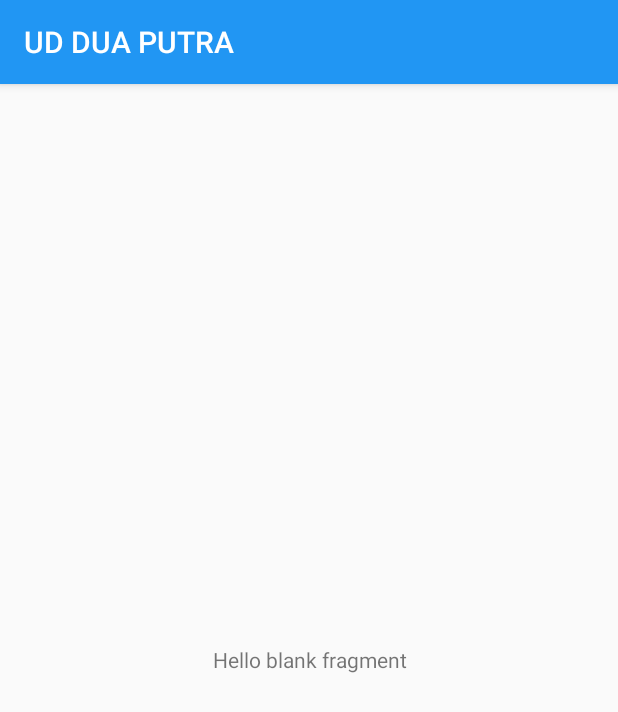
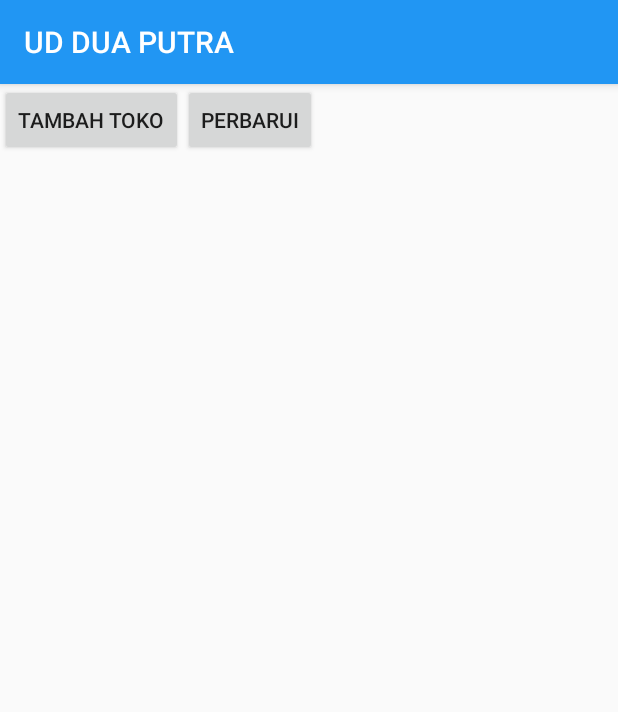
Before and after one commit to finkystudent/UD_DUA_PUTRA, an Android app: the fragment Toko shown on its own in the app's theme, on a phone screen of 412 x 824 dp. Shown: the top 712 px of the screen. Run offline under Robolectric (Android 15) with nearby library versions, the light colour scheme and no system bars.

Commit message:
membuat menu toko

```diff
--- a/app/src/main/res/layout/fragment_toko.xml
+++ b/app/src/main/res/layout/fragment_toko.xml
@@ -1,15 +1,22 @@
 <?xml version="1.0" encoding="utf-8"?>
-<FrameLayout xmlns:android="http://schemas.android.com/apk/res/android"
+<LinearLayout xmlns:android="http://schemas.android.com/apk/res/android"
     xmlns:tools="http://schemas.android.com/tools"
     android:layout_width="match_parent"
     android:layout_height="match_parent"
     tools:context=".Toko">
 
     <!-- TODO: Update blank fragment layout -->
-    <TextView
-        android:gravity="center"
-        android:layout_width="match_parent"
-        android:layout_height="match_parent"
-        android:text="@string/hello_blank_fragment" />
 
-</FrameLayout>
+
+    <Button
+        android:id="@+id/button3"
+        android:layout_width="wrap_content"
+        android:layout_height="wrap_content"
+        android:text="Tambah Toko" />
+
+    <Button
+        android:id="@+id/button4"
+        android:layout_width="wrap_content"
+        android:layout_height="wrap_content"
+        android:text="Perbarui" />
+</LinearLayout>
```
